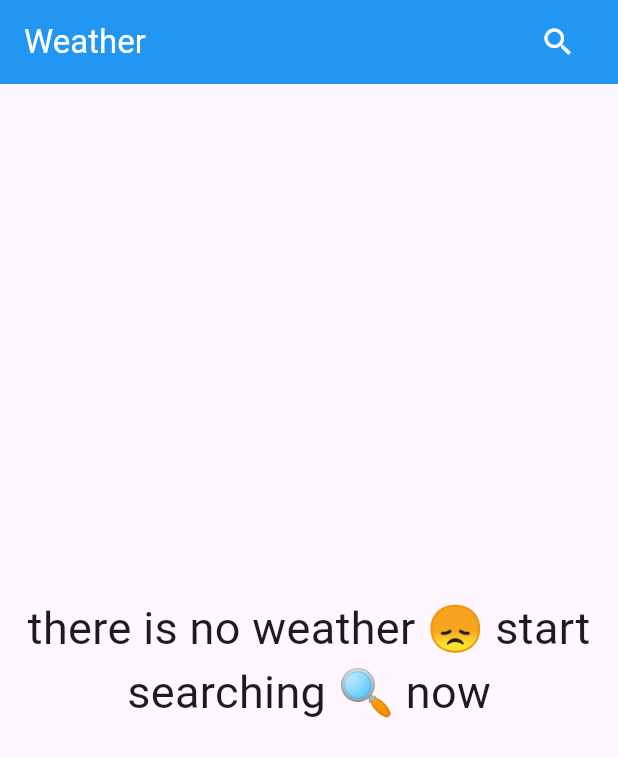
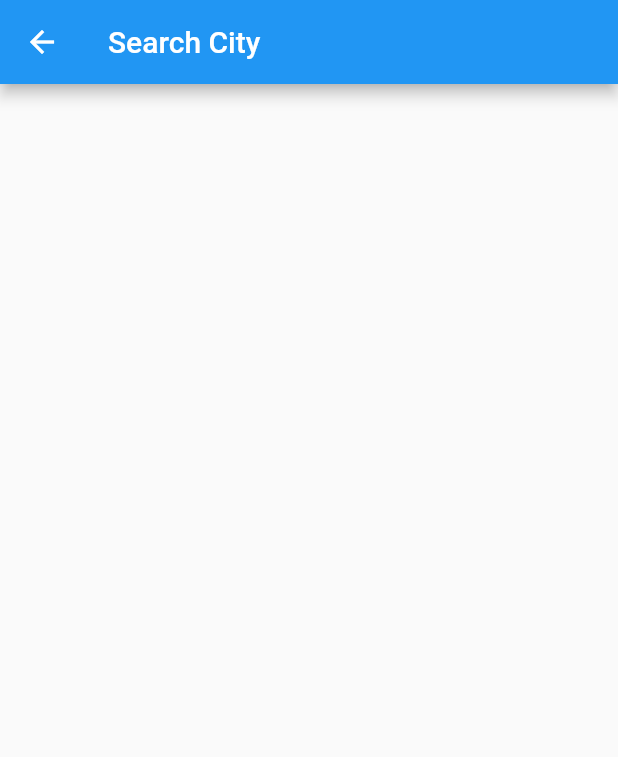
Before and after one commit to Adham167/weather_app20, a Flutter app: the screen it shows after launch, after a tap on the "search" icon, on a phone screen of 412 x 824 dp. Shown: the top 757 px of the screen. Run offline on Flutter 3.47's test engine with Material 3 defaults, Android fonts, the phone set to English and light mode, and no system bars.

Commit message:
create search view and named route

```diff
--- a/lib/main.dart
+++ b/lib/main.dart
@@ -1,5 +1,6 @@
 import 'package:flutter/material.dart';
 import 'package:weather_app20/views/home_view.dart';
+import 'package:weather_app20/views/search_view.dart';
 
 void main() {
   runApp(const WeatherApp());
@@ -10,6 +11,14 @@ class WeatherApp extends StatelessWidget {
 
   @override
   Widget build(BuildContext context) {
-    return MaterialApp(debugShowCheckedModeBanner: false, home: HomeView());
+    return MaterialApp(
+      theme: ThemeData(useMaterial3: false),
+      debugShowCheckedModeBanner: false,
+      routes: {
+        HomeView.id: (context) => HomeView(),
+        SearchView.id: (context) => SearchView(),
+      },
+      initialRoute: HomeView.id,
+    );
   }
 }
--- a/lib/views/home_view.dart
+++ b/lib/views/home_view.dart
@@ -1,9 +1,10 @@
 import 'package:flutter/material.dart';
 import 'package:weather_app20/views/no_weather_view.dart';
+import 'package:weather_app20/views/search_view.dart';
 
 class HomeView extends StatelessWidget {
   const HomeView({super.key});
-
+  static String id = "Home_View";
   @override
   Widget build(BuildContext context) {
     return Scaffold(
@@ -13,7 +14,9 @@ class HomeView extends StatelessWidget {
             Text("Weather", style: TextStyle(color: Colors.white)),
             Spacer(flex: 1),
             IconButton(
-              onPressed: () {},
+              onPressed: () {
+                Navigator.pushNamed(context, SearchView.id);
+              },
               icon: Icon(Icons.search),
               color: Colors.white,
             ),
--- /dev/null
+++ b/lib/views/search_view.dart
@@ -0,0 +1,14 @@
+import 'package:flutter/material.dart';
+
+class SearchView extends StatelessWidget {
+  const SearchView({super.key});
+  static String id = "Search_View";
+  @override
+  Widget build(BuildContext context) {
+    return Scaffold(
+      appBar: AppBar(
+        title: Text("Search City", style: TextStyle(color: Colors.white)),
+      ),
+    );
+  }
+}
```
